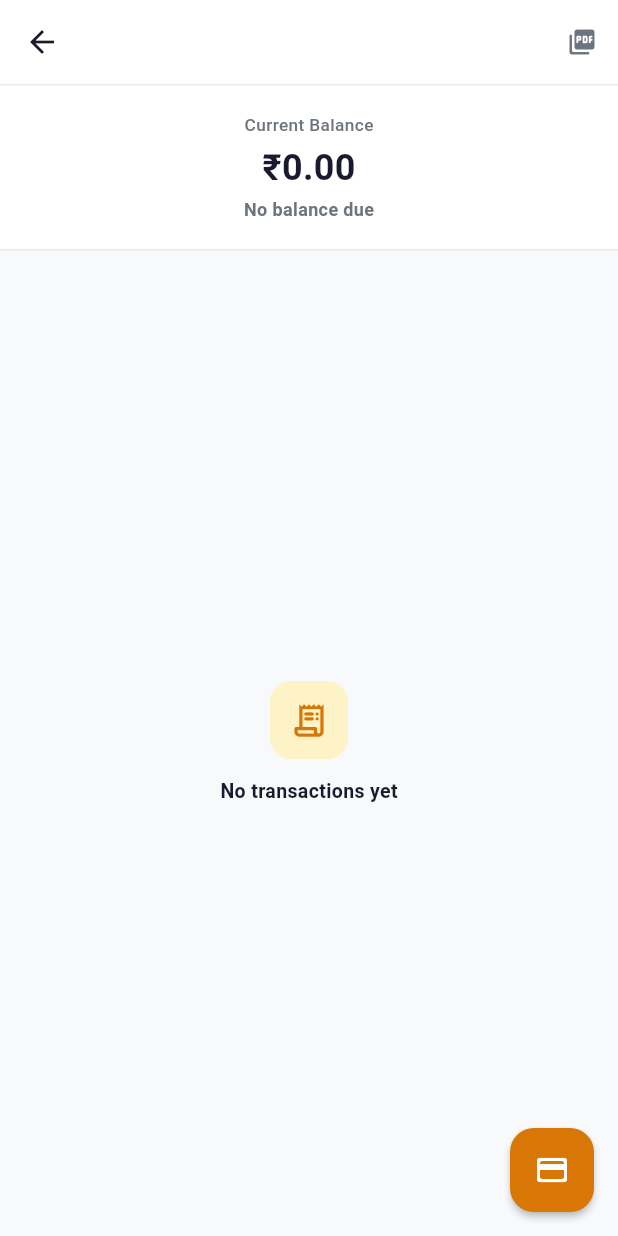
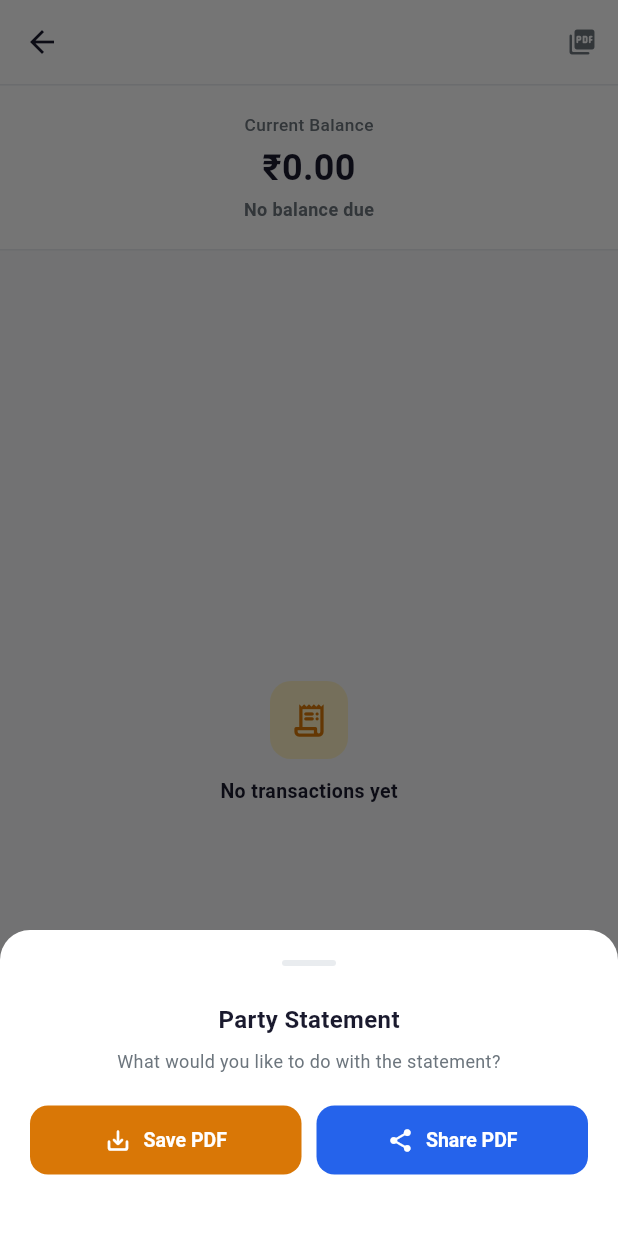
Before and after one commit to prem9621/samadeggspos, a Flutter app: the PartyLedgerScreen screen opened directly with empty values, after a tap on the "picture as pdf" icon, on a phone screen of 412 x 824 dp. Run offline on Flutter 3.47's test engine with Material 3 defaults, Android fonts, the phone set to English and light mode, and no system bars; our stand-ins replace hive, hive_flutter, pdf, share_plus, shared_preferences; missing offline and left inert: file_saver; accounts and stored records are empty.

Commit message:
Add save and share PDF options for party statements

```diff
--- a/lib/party_ledger_screen.dart
+++ b/lib/party_ledger_screen.dart
@@ -1,13 +1,14 @@
 import 'dart:io';
+import 'dart:typed_data';
 import 'package:flutter/material.dart';
+import 'package:provider/provider.dart';
 import 'package:intl/intl.dart';
-import 'package:pdf/pdf.dart';
-import 'package:pdf/widgets.dart' as pw;
 import 'package:share_plus/share_plus.dart';
-import 'package:path_provider/path_provider.dart';
+import 'package:file_saver/file_saver.dart';
 import 'models.dart';
 import 'database_helper.dart';
 import 'main.dart';
+import 'Party_statement.pdf.dart';
 
 class PartyLedgerScreen extends StatefulWidget {
   final Party party;
@@ -24,6 +25,7 @@ class _PartyLedgerScreenState extends State<PartyLedgerScreen> {
   double currentBalance = 0.0;
   bool isLoading = true;
   String? error;
+  bool isGeneratingPdf = false;
 
   @override
   void initState() {
@@ -238,63 +240,142 @@ class _PartyLedgerScreenState extends State<PartyLedgerScreen> {
     );
   }
 
-  Future<void> _shareStatement() async {
-    final pdf = pw.Document();
-
-    pdf.addPage(
-      pw.Page(
-        pageFormat: PdfPageFormat.a4,
-        build: (pw.Context context) {
-          return pw.Column(
-            crossAxisAlignment: pw.CrossAxisAlignment.start,
-            children: [
-              pw.Text('Party Statement',
-                style: pw.TextStyle(fontSize: 24, fontWeight: pw.FontWeight.bold)),
-              pw.SizedBox(height: 16),
-              pw.Text('Party Name: ${widget.party.name}'),
-              if (widget.party.phone != null) pw.Text('Phone: ${widget.party.phone}'),
-              if (widget.party.address != null) pw.Text('Address: ${widget.party.address}'),
-              pw.SizedBox(height: 8),
-              pw.Text('Current Balance: ₹${currentBalance.abs().toStringAsFixed(2)}',
-                style: pw.TextStyle(fontSize: 18, fontWeight: pw.FontWeight.bold)),
-              pw.SizedBox(height: 24),
-              pw.TableHelper.fromTextArray(
-                headers: ['Date', 'Time', 'Type', 'Description', 'Amount'],
-                data: transactions.map((t) => _getTransactionRow(t)).toList(),
-              ),
-            ],
-          );
-        },
+  Future<void> _handlePdfOptions() async {
+    await showModalBottomSheet(
+      context: context,
+      backgroundColor: Colors.transparent,
+      builder: (ctx) => Container(
+        decoration: const BoxDecoration(
+          color: kCard,
+          borderRadius: BorderRadius.vertical(top: Radius.circular(20)),
+        ),
+        padding: const EdgeInsets.fromLTRB(20, 20, 20, 40),
+        child: Column(
+          mainAxisSize: MainAxisSize.min,
+          children: [
+            Center(child: Container(width: 36, height: 4,
+              decoration: BoxDecoration(color: kBorder,
+                borderRadius: BorderRadius.circular(2)))),
+            const SizedBox(height: 24),
+            const Text('Party Statement',
+              style: TextStyle(fontSize: 16, fontWeight: FontWeight.w700, color: kText)),
+            const SizedBox(height: 8),
+            Text('What would you like to do with the statement?',
+              style: TextStyle(fontSize: 12, color: kTextSub), textAlign: TextAlign.center),
+            const SizedBox(height: 20),
+            Row(
+              children: [
+                Expanded(
+                  child: ElevatedButton.icon(
+                    style: ElevatedButton.styleFrom(
+                      backgroundColor: kAmber,
+                      foregroundColor: Colors.white,
+                      padding: const EdgeInsets.symmetric(vertical: 14),
+                      shape: RoundedRectangleBorder(borderRadius: BorderRadius.circular(12)),
+                    ),
+                    icon: const Icon(Icons.save_alt_rounded, size: 18),
+                    label: const Text('Save PDF',
+                      style: TextStyle(fontSize: 13, fontWeight: FontWeight.w600)),
+                    onPressed: () async {
+                      Navigator.pop(ctx);
+                      await _savePdf();
+                    },
+                  ),
+                ),
+                const SizedBox(width: 10),
+                Expanded(
+                  child: ElevatedButton.icon(
+                    style: ElevatedButton.styleFrom(
+                      backgroundColor: kBlue,
+                      foregroundColor: Colors.white,
+                      padding: const EdgeInsets.symmetric(vertical: 14),
+                      shape: RoundedRectangleBorder(borderRadius: BorderRadius.circular(12)),
+                    ),
+                    icon: const Icon(Icons.share_rounded, size: 18),
+                    label: const Text('Share PDF',
+                      style: TextStyle(fontSize: 13, fontWeight: FontWeight.w600)),
+                    onPressed: () async {
+                      Navigator.pop(ctx);
+                      await _sharePdf();
+                    },
+                  ),
+                ),
+              ],
+            ),
+          ],
+        ),
       ),
     );
-
-    final output = await getTemporaryDirectory();
-    final file = File('${output.path}/statement.pdf');
-    await file.writeAsBytes(await pdf.save());
-
-    Share.shareXFiles([XFile(file.path)], text: 'Party statement for ${widget.party.name}');
   }
 
-  List<String> _getTransactionRow(Map<String, dynamic> t) {
-    final createdAt = _getCreatedAt(t);
-    final dateStr = DateFormat('MMM d, yyyy').format(createdAt);
-    final timeStr = DateFormat('h:mm a').format(createdAt);
+  Future<Uint8List> _generatePdfBytes() async {
+    final appState = Provider.of<AppState>(context, listen: false);
+    final result = await generatePartyStatementPdf(
+      party: widget.party,
+      shopName: appState.shopName,
+    );
+    return await result.file.readAsBytes();
+  }
 
-    if (t['type'] == 'sale') {
-      final s = t['data'] as SaleWithParty;
-      return [dateStr, timeStr, 'Sale', '${s.sale.eggQuantity.toStringAsFixed(0)} eggs',
-        '+₹${s.sale.amount.toStringAsFixed(2)}'];
-    } else if (t['type'] == 'purchase') {
-      final p = t['data'] as PurchaseWithSupplier;
-      return [dateStr, timeStr, 'Purchase', '${p.purchase.eggQuantity.toStringAsFixed(0)} eggs',
-        '-₹${p.purchase.amount.toStringAsFixed(2)}'];
-    } else {
-      final p = t['data'] as PaymentWithParty;
-      final desc = p.payment.paymentType == 'received' ? 'Received' : 'Paid';
-      final amount = p.payment.paymentType == 'received'
-          ? '-₹${p.payment.amount.toStringAsFixed(2)}'
-          : '+₹${p.payment.amount.toStringAsFixed(2)}';
-      return [dateStr, timeStr, 'Payment', desc, amount];
+  Future<void> _savePdf() async {
+    setState(() => isGeneratingPdf = true);
+    try {
+      final pdfBytes = await _generatePdfBytes();
+      final safeName = widget.party.name.replaceAll(RegExp(r'[^a-zA-Z0-9_-]'), '_');
+      final fileName = 'Statement_${safeName}_${DateFormat('yyyyMMdd_HHmmss').format(DateTime.now())}';
+
+      await FileSaver.instance.saveFile(
+        name: fileName,
+        bytes: pdfBytes,
+        ext: 'pdf',
+        mimeType: MimeType.pdf,
+      );
+
+      if (mounted) {
+        ScaffoldMessenger.of(context).showSnackBar(
+          const SnackBar(content: Text('PDF saved successfully!')));
+      }
+    } catch (e) {
+      debugPrint('Save PDF error: $e');
+      if (mounted) {
+        ScaffoldMessenger.of(context).showSnackBar(
+          SnackBar(content: Text('Failed to save PDF: $e')));
+      }
+    } finally {
+      if (mounted) {
+        setState(() => isGeneratingPdf = false);
+      }
+    }
+  }
+
+  Future<void> _sharePdf() async {
+    setState(() => isGeneratingPdf = true);
+    try {
+      final pdfBytes = await _generatePdfBytes();
+      final safeName = widget.party.name.replaceAll(RegExp(r'[^a-zA-Z0-9_-]'), '_');
+      final fileName = 'Statement_${safeName}_${DateFormat('yyyyMMdd_HHmmss').format(DateTime.now())}.pdf';
+
+      // First save to temp file for sharing
+      final tempDir = await Directory.systemTemp.createTemp();
+      final tempFile = File('${tempDir.path}/$fileName');
+      await tempFile.writeAsBytes(pdfBytes);
+
+      if (mounted) {
+        await Share.shareXFiles(
+          [XFile(tempFile.path)],
+          text: 'Statement for ${widget.party.name}',
+        );
+      }
+    } catch (e) {
+      debugPrint('Share PDF error: $e');
+      if (mounted) {
+        ScaffoldMessenger.of(context).showSnackBar(
+          SnackBar(content: Text('Failed to share PDF: $e')));
+      }
+    } finally {
+      if (mounted) {
+        setState(() => isGeneratingPdf = false);
+      }
     }
   }
 
@@ -315,10 +396,19 @@ class _PartyLedgerScreenState extends State<PartyLedgerScreen> {
           child: Container(height: 1, color: kBorder),
         ),
         actions: [
-          IconButton(
-            icon: const Icon(Icons.picture_as_pdf_rounded, size: 20, color: kTextSub),
-            onPressed: _shareStatement,
-          ),
+          isGeneratingPdf
+            ? const Padding(
+                padding: EdgeInsets.symmetric(horizontal: 16),
+                child: SizedBox(
+                  width: 20,
+                  height: 20,
+                  child: CircularProgressIndicator(strokeWidth: 2, color: kAmber),
+                ),
+              )
+            : IconButton(
+                icon: const Icon(Icons.picture_as_pdf_rounded, size: 20, color: kTextSub),
+                onPressed: _handlePdfOptions,
+              ),
         ],
       ),
       floatingActionButton: FloatingActionButton(
--- a/pubspec.yaml
+++ b/pubspec.yaml
@@ -20,6 +20,7 @@ dependencies:
   pdf: ^3.11.1
   share_plus: ^10.1.2
   path_provider: ^2.1.5
+  file_saver: ^0.2.13
 
 dev_dependencies:
   flutter_test:
```
Also changed, not shown: pubspec.lock, 5 other files.
